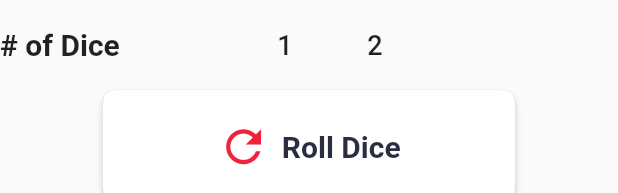
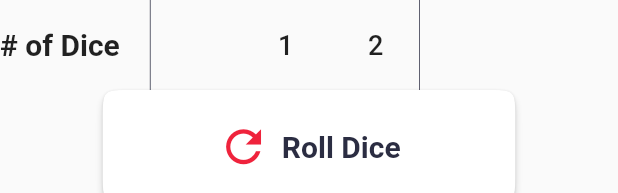
Before and after one commit to paxcodes/dicery_app, a Flutter app: the DiceForm widget shown alone on an empty page, opened directly, on a phone screen of 412 x 824 dp. Shown: the top 193 px of the screen. Run offline on Flutter 3.47's test engine with Material 2 defaults, Android fonts, the phone set to English and light mode, and no system bars; our stand-ins replace animated_text_kit; missing offline and left inert: timeago_flutter.

Commit message:
:lipstick: Add a border to the number picker

```diff
--- a/lib/components/dice_form.dart
+++ b/lib/components/dice_form.dart
@@ -43,6 +43,14 @@ class _DiceFormState extends State<DiceForm> {
                 color: themeData.accentColor,
                 fontWeight: FontWeight.bold,
               ),
+              decoration: BoxDecoration(
+                border: Border.symmetric(
+                  vertical: BorderSide(
+                    color: themeData.primaryColor,
+                    width: 0.5,
+                  ),
+                ),
+              ),
               onChanged: (num number) {
                 setState(() {
                   _diceCt = number;
--- a/lib/components/number_picker.dart
+++ b/lib/components/number_picker.dart
@@ -19,6 +19,7 @@ class NumberPicker extends StatelessWidget {
   final int visibleItemCount;
   final TextStyle itemStyle;
   final TextStyle selectedStyle;
+  final Decoration decoration;
 
   NumberPicker({
     @required int initialValue,
@@ -31,6 +32,7 @@ class NumberPicker extends StatelessWidget {
     this.selectedStyle,
     this.listViewHeight = kDefaultListViewCrossAxisSize,
     this.visibleItemCount = 3,
+    this.decoration,
   })  : selectedIntValue = initialValue,
         intScrollController = ScrollController(
           initialScrollOffset: (initialValue - minValue) ~/ step * itemExtent,
@@ -56,6 +58,7 @@ class NumberPicker extends StatelessWidget {
     return NotificationListener<ScrollNotification>(
       onNotification: _onScrollNotification,
       child: Container(
+        decoration: decoration,
         height: listViewHeight,
         width: visibleItemCount * itemExtent,
         child: Stack(
```
